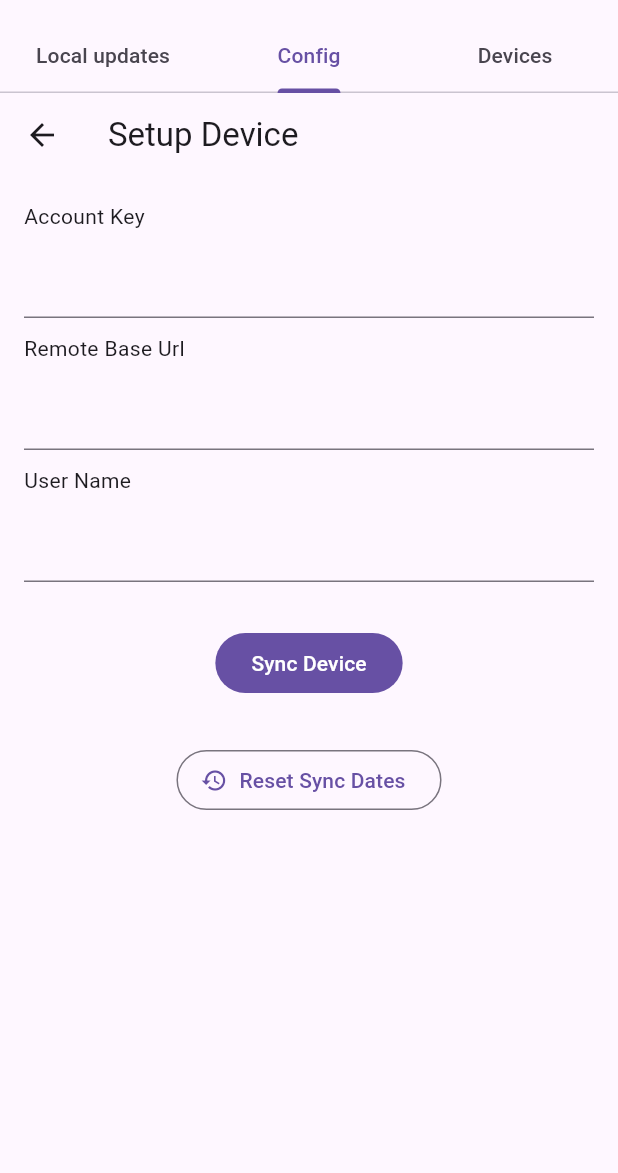
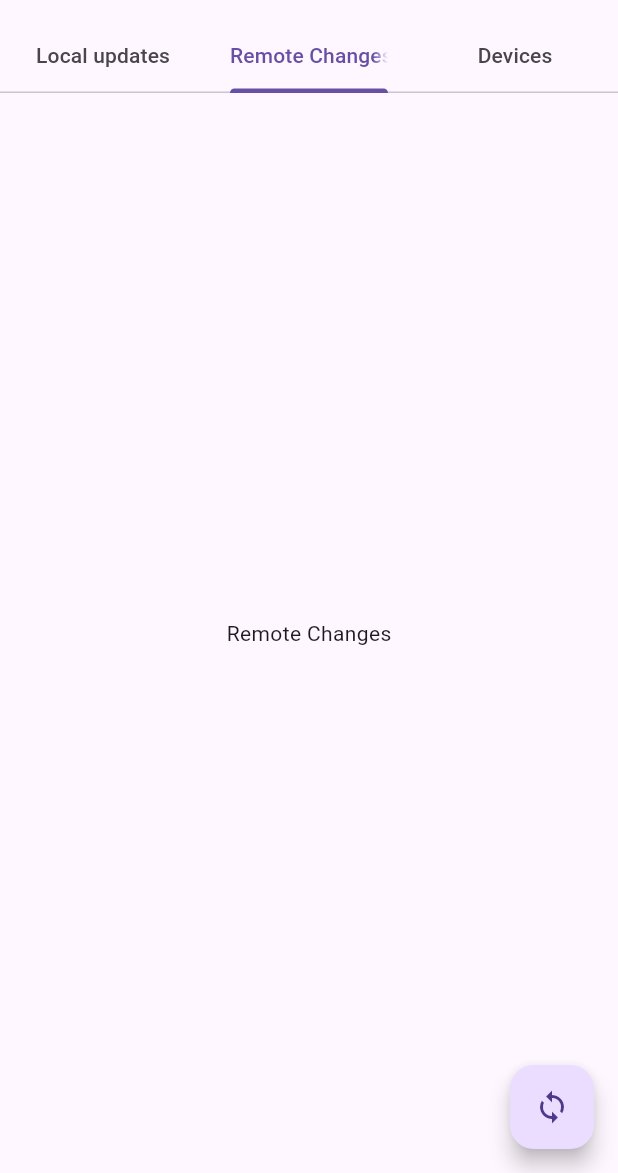
Before and after one commit to MuhammedKasujja/flutter-offline-sync, a Flutter app: the SyncConfigurationsView screen opened directly, tab 2 chosen, on a phone screen of 412 x 824 dp, the part 63-1236 px from its top. Run offline on Flutter 3.47's test engine with Material 3 defaults, Android fonts, the phone set to English and light mode, and no system bars; our stand-ins replace bloc, connectivity_plus, dio, faker, flutter_bloc, flutter_riverpod and 5 more; missing offline and left inert: analyzer, build, dart_style, source_gen; generated files the repository leaves out were written again.

Commit message:
feat: show remote updates widget

```diff
--- a/lib/src/ui/configurations_view.dart
+++ b/lib/src/ui/configurations_view.dart
@@ -5,6 +5,7 @@ import 'package:flutter_offline_sync/src/utils/platforms.dart';
 
 import 'configurations_edit.dart';
 import 'data_viewer.dart';
+import 'remote_data_preview.dart';
 
 class SyncConfigurationsView extends StatelessWidget {
   const SyncConfigurationsView({
@@ -41,7 +42,7 @@ class SyncConfigurationsView extends StatelessWidget {
           bottom: TabBar(
             tabs: [
               Tab(text: 'Local updates'),
-              Tab(text: 'Config'),
+              Tab(text: 'Remote Changes'),
               if (isAdmin) Tab(text: 'Devices'),
             ],
           ),
@@ -75,11 +76,7 @@ class SyncConfigurationsView extends StatelessWidget {
         body: TabBarView(
           children: [
             SyncDataViewer(),
-            ConfigurationsEdit(
-              canConfigApi: canConfigApi,
-              syncUserId: syncUserId,
-              isAdmin: isAdmin,
-            ),
+            RemoteDataPreviewWidget(),
             if (isAdmin) SyncDevicesView(),
           ],
         ),
--- a/lib/src/ui/data_viewer.dart
+++ b/lib/src/ui/data_viewer.dart
@@ -86,6 +86,7 @@ class _SyncDataViewerState extends State<SyncDataViewer> {
         listener: onRemoteChangesFetched,
         child: FloatingActionButton(
           onPressed: syncUpdates,
+          tooltip: 'Upload changes',
           child: Icon(Icons.sync),
         ),
       ),
--- /dev/null
+++ b/lib/src/ui/remote_data_preview.dart
@@ -0,0 +1,17 @@
+import 'package:flutter/material.dart';
+
+class RemoteDataPreviewWidget extends StatelessWidget {
+  const RemoteDataPreviewWidget({super.key});
+
+  @override
+  Widget build(BuildContext context) {
+    return Scaffold(
+      body: Center(child: Text('Remote Changes')),
+      floatingActionButton: FloatingActionButton(
+        onPressed: () {},
+        tooltip: 'Download changes',
+        child: Icon(Icons.sync),
+      ),
+    );
+  }
+}
```
